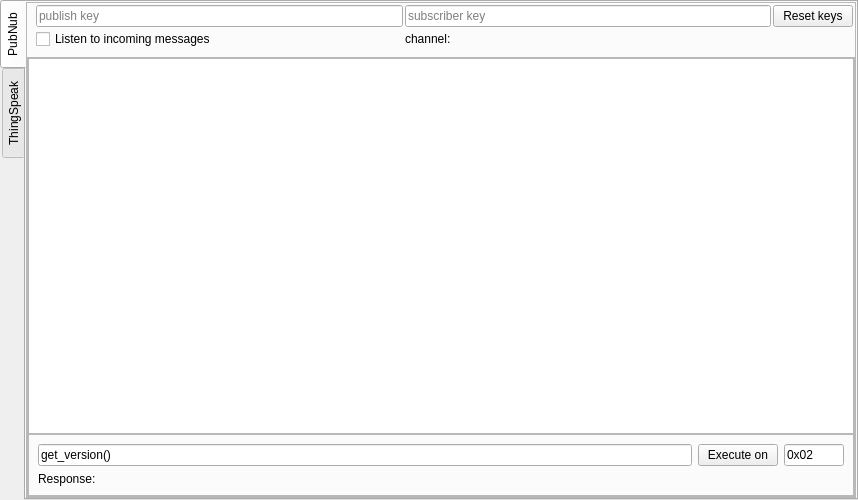
fossasia/pslab-desktop, file PSL_Resources/GUI/E_MISCELLANEOUS/B/templates/remote.ui: the form before one commit.
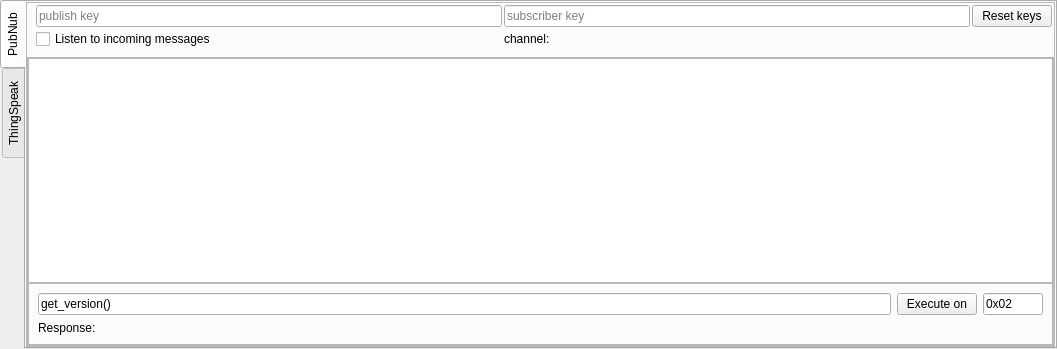
The form after the commit.

Diff of the .ui file:
```diff
--- a/PSL_Resources/GUI/E_MISCELLANEOUS/B/templates/remote.ui
+++ b/PSL_Resources/GUI/E_MISCELLANEOUS/B/templates/remote.ui
@@ -6,8 +6,8 @@
             <rect>
                 <x>0</x>
                 <y>0</y>
-                <width>858</width>
-                <height>500</height>
+    <width>1057</width>
+    <height>349</height>
             </rect>
         </property>
         <property name="windowTitle">
```
Left out of the diff: 79 changed lines with no effect on the pictures. Lines whose indentation alone changed are shown as unchanged.
